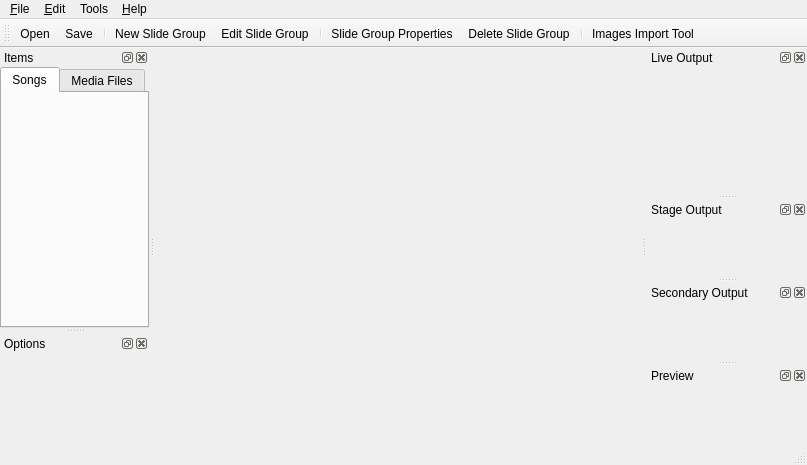
Old version of the form src/mainwindow.ui in the repository google-code-export/dviz.
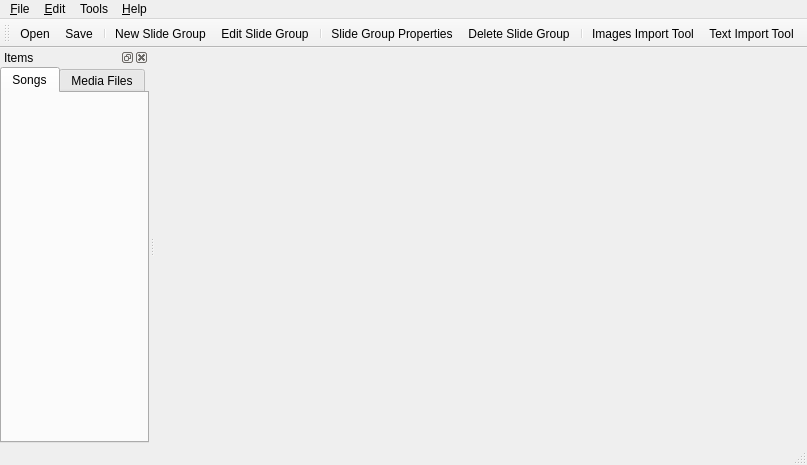
New version of the form.

Commit message: Added dockeable 'preview' widgets to the main window for each output

The edit to the form file:
```diff
--- a/src/mainwindow.ui
+++ b/src/mainwindow.ui
@@ -105,57 +105,6 @@
     </layout>
    </widget>
   </widget>
-  <widget class="QDockWidget" name="dwLive">
-   <property name="minimumSize">
-    <size>
-     <width>160</width>
-     <height>36</height>
-    </size>
-   </property>
-   <property name="windowTitle">
-    <string>Live Output</string>
-   </property>
-   <attribute name="dockWidgetArea">
-    <number>2</number>
-   </attribute>
-   <widget class="QWidget" name="dockWidgetContents_3"/>
-  </widget>
-  <widget class="QDockWidget" name="dwStage">
-   <property name="windowTitle">
-    <string>Stage Output</string>
-   </property>
-   <attribute name="dockWidgetArea">
-    <number>2</number>
-   </attribute>
-   <widget class="QWidget" name="dockWidgetContents_4"/>
-  </widget>
-  <widget class="QDockWidget" name="dwSecondary">
-   <property name="windowTitle">
-    <string>Secondary Output</string>
-   </property>
-   <attribute name="dockWidgetArea">
-    <number>2</number>
-   </attribute>
-   <widget class="QWidget" name="dockWidgetContents"/>
-  </widget>
-  <widget class="QDockWidget" name="dwPreview">
-   <property name="windowTitle">
-    <string>Preview</string>
-   </property>
-   <attribute name="dockWidgetArea">
-    <number>2</number>
-   </attribute>
-   <widget class="QWidget" name="dockWidgetContents_5"/>
-  </widget>
-  <widget class="QDockWidget" name="dwOptions">
-   <property name="windowTitle">
-    <string>Options</string>
-   </property>
-   <attribute name="dockWidgetArea">
-    <number>1</number>
-   </attribute>
-   <widget class="QWidget" name="dockWidgetContents_9"/>
-  </widget>
   <widget class="QToolBar" name="toolBar">
    <property name="windowTitle">
     <string>toolBar</string>
@@ -176,6 +125,7 @@
    <addaction name="actionDelete_Slide_Group"/>
    <addaction name="separator"/>
    <addaction name="actionImages_Import_Tool"/>
+   <addaction name="actionText_Import_Tool"/>
   </widget>
   <action name="actionOpen">
    <property name="text">
```
The commit also changes 16 other files.
